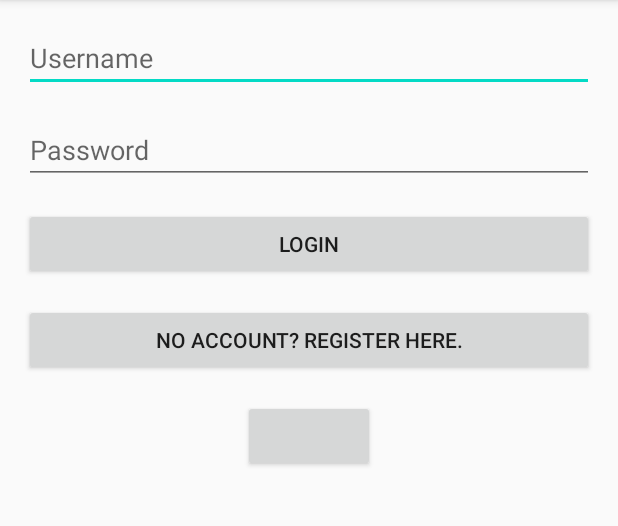
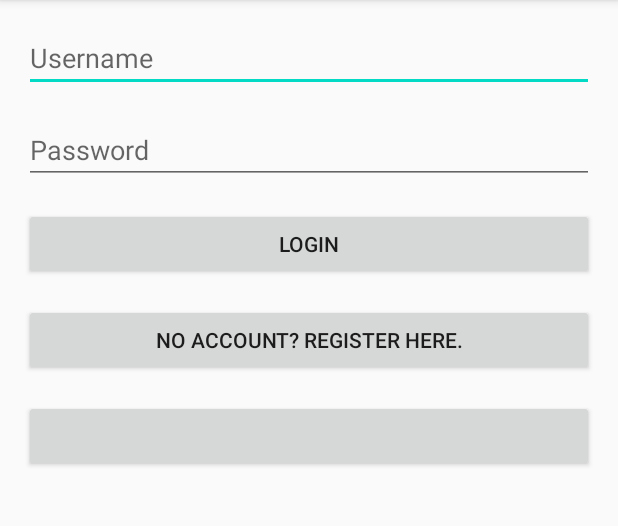
Before and after one commit to LucasG234/ProtestTracker, an Android app: the screen it shows after launch (LoginActivity), after a tap on "LOGIN", on a phone screen of 412 x 824 dp, the part 84-610 px from its top. Run offline under Robolectric (Android 15) with nearby library versions, the phone set to English and light mode, and no system bars; libraries missing offline, so code that uses them is left out: com.facebook, com.facebook.login, com.parse, com.parse.facebook; plain views replace LoginButton; 10 statements that could not run were skipped.

```diff
--- a/app/src/main/java/com/lucasg234/protesttracker/login/LoginActivity.java
+++ b/app/src/main/java/com/lucasg234/protesttracker/login/LoginActivity.java
@@ -9,9 +9,12 @@ import android.widget.Toast;
 import androidx.annotation.Nullable;
 import androidx.appcompat.app.AppCompatActivity;
 
+import com.facebook.AccessToken;
 import com.facebook.CallbackManager;
 import com.facebook.FacebookCallback;
 import com.facebook.FacebookException;
+import com.facebook.GraphRequest;
+import com.facebook.GraphResponse;
 import com.facebook.login.LoginResult;
 import com.lucasg234.protesttracker.R;
 import com.lucasg234.protesttracker.databinding.ActivityLoginBinding;
@@ -21,6 +24,9 @@ import com.parse.LogInCallback;
 import com.parse.ParseException;
 import com.parse.ParseUser;
 import com.parse.facebook.ParseFacebookUtils;
+
+import org.json.JSONException;
+import org.json.JSONObject;
 
 import java.util.ArrayList;
 
@@ -72,7 +78,7 @@ public class LoginActivity extends AppCompatActivity {
         mCallbackManager = CallbackManager.Factory.create();
         mBinding.loginFacebookButton.registerCallback(mCallbackManager, new FacebookCallback<LoginResult>() {
             @Override
-            public void onSuccess(LoginResult loginResult) {
+            public void onSuccess(final LoginResult loginResult) {
                 Log.i(TAG, "Success");
                 // Currently not requesting any permissions from Facebook
                 ArrayList<String> permissions = new ArrayList<>();
@@ -80,10 +86,14 @@ public class LoginActivity extends AppCompatActivity {
                 ParseFacebookUtils.logInWithReadPermissionsInBackground(LoginActivity.this, permissions, new LogInCallback() {
                     @Override
                     public void done(ParseUser user, ParseException e) {
-                        if(e != null) {
+                        if (e != null) {
                             Log.e(TAG, "Error in ParseFacebookUtils.logIn", e);
                             Toast.makeText(LoginActivity.this, R.string.error_login_facebook, Toast.LENGTH_SHORT).show();
                             return;
+                        }
+                        if (user.isNew()) {
+                            Log.i(TAG, "New lol");
+                            setFacebookUsername(loginResult.getAccessToken(), (User) user);
                         }
                         navigateToActivity(MainActivity.class);
                     }
@@ -121,6 +131,31 @@ public class LoginActivity extends AppCompatActivity {
         });
     }
 
+    private void setFacebookUsername(AccessToken accessToken, final User user) {
+        GraphRequest request = GraphRequest.newMeRequest(
+                accessToken,
+                new GraphRequest.GraphJSONObjectCallback() {
+                    @Override
+                    public void onCompleted(JSONObject object, GraphResponse response) {
+                        if (response.getError() != null) {
+                            Log.e(TAG, "Error with GraphRequest for username", response.getError().getException());
+                        }
+                        try {
+                            String name = object.getString("name");
+                            user.setUsername(name);
+                            user.saveInBackground();
+                        } catch (JSONException e) {
+                            Log.i(TAG, "Error setting username from GraphRequest JSON", e);
+                            e.printStackTrace();
+                        }
+                    }
+                });
+        Bundle parameters = new Bundle();
+        parameters.putString("fields", "name");
+        request.setParameters(parameters);
+        request.executeAsync();
+    }
+
     private void navigateToActivity(Class activityClass) {
         Intent intent = new Intent(LoginActivity.this, activityClass);
         startActivity(intent);
--- a/app/src/main/res/layout/activity_login.xml
+++ b/app/src/main/res/layout/activity_login.xml
@@ -52,7 +52,7 @@
 
     <com.facebook.login.widget.LoginButton
         android:id="@+id/loginFacebookButton"
-        android:layout_width="wrap_content"
+        android:layout_width="match_parent"
         android:layout_height="wrap_content"
         android:layout_margin="@dimen/standard_margin"
         app:layout_constraintEnd_toEndOf="parent"
```
